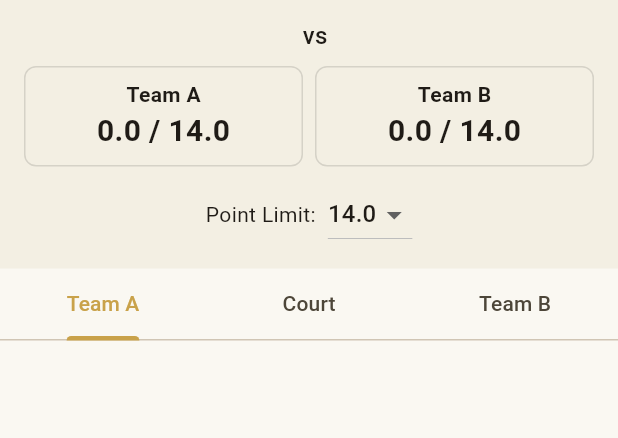
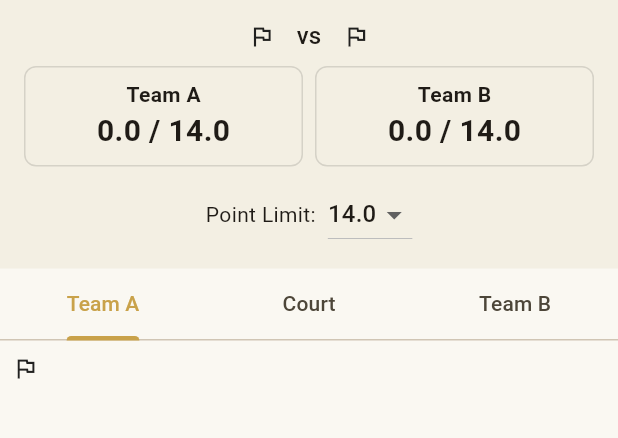
Before and after one commit to gnpazinato/IWBF-Team-Points-Control, a Flutter app: the LineupControlScreen screen opened directly with empty values, on a phone screen of 412 x 824 dp, the part 84-522 px from its top. Run offline on Flutter 3.47's test engine with Material 3 defaults, Android fonts, the phone set to English and light mode, and no system bars; our stand-ins replace file_picker, shared_preferences, vibration, wakelock_plus, web; missing offline and left inert: dart:js_interop, excel; accounts and stored records are empty.

```diff
--- a/lib/screens/lineup_control_screen.dart
+++ b/lib/screens/lineup_control_screen.dart
@@ -10,6 +10,7 @@ import '../services/cache_service.dart';
 import '../services/vibration_service.dart';
 import '../services/wakelock_controller.dart';
 import '../theme/iwbf_theme.dart';
+import '../widgets/country_flag.dart';
 import '../widgets/iwbf_logo_header.dart';
 import '../widgets/player_jersey_icon.dart';
 
@@ -256,10 +257,29 @@ class _Header extends StatelessWidget {
                 padding: const EdgeInsets.only(bottom: 4),
                 child: Text(compName, style: titleStyle),
               ),
-            Text(
-              '${state.teamA.displayName}  vs  ${state.teamB.displayName}',
-              style: titleStyle,
-              textAlign: TextAlign.center,
+            Row(
+              mainAxisAlignment: MainAxisAlignment.center,
+              children: <Widget>[
+                CountryFlag(rawName: state.teamA.teamName, size: 18),
+                const SizedBox(width: 6),
+                Flexible(
+                  child: Text(
+                    state.teamA.displayName,
+                    style: titleStyle,
+                    overflow: TextOverflow.ellipsis,
+                  ),
+                ),
+                Text('  vs  ', style: titleStyle),
+                Flexible(
+                  child: Text(
+                    state.teamB.displayName,
+                    style: titleStyle,
+                    overflow: TextOverflow.ellipsis,
+                  ),
+                ),
+                const SizedBox(width: 6),
+                CountryFlag(rawName: state.teamB.teamName, size: 18),
+              ],
             ),
             const SizedBox(height: 8),
             Row(
@@ -476,9 +496,18 @@ class _TeamPlayerList extends StatelessWidget {
       children: <Widget>[
         Padding(
           padding: const EdgeInsets.only(bottom: 8),
-          child: Text(
-            team.displayName,
-            style: const TextStyle(fontWeight: FontWeight.w700),
+          child: Row(
+            children: <Widget>[
+              CountryFlag(rawName: team.teamName, size: 18),
+              const SizedBox(width: 6),
+              Expanded(
+                child: Text(
+                  team.displayName,
+                  style: const TextStyle(fontWeight: FontWeight.w700),
+                  overflow: TextOverflow.ellipsis,
+                ),
+              ),
+            ],
           ),
         ),
         ...team.players.map(
@@ -725,7 +754,7 @@ class _CourtPlayerChip extends StatelessWidget {
     final Color fg = isTeamA ? IwbfColors.textPrimary : Colors.white;
     final Color border = isTeamA ? IwbfColors.goldDeep : IwbfColors.textPrimary;
     return Container(
-      padding: const EdgeInsets.symmetric(horizontal: 8, vertical: 6),
+      padding: const EdgeInsets.symmetric(horizontal: 6, vertical: 4),
       decoration: BoxDecoration(
         color: bg,
         border: Border.all(color: border, width: 1.2),
@@ -741,17 +770,19 @@ class _CourtPlayerChip extends StatelessWidget {
       child: Column(
         mainAxisSize: MainAxisSize.min,
         children: <Widget>[
+          PlayerJerseyIcon(
+            player: player,
+            isTeamA: isTeamA,
+            size: 36,
+          ),
+          const SizedBox(height: 2),
           Text(
-            '#${player.shirtNumber}',
+            player.surname.toUpperCase(),
             style: TextStyle(
               color: fg,
-              fontWeight: FontWeight.bold,
-              fontSize: 12,
+              fontSize: 10,
+              fontWeight: FontWeight.w600,
             ),
-          ),
-          Text(
-            player.surname.toUpperCase(),
-            style: TextStyle(color: fg, fontSize: 10),
           ),
           Text(
             player.playerClass.toStringAsFixed(1),
--- a/lib/screens/validation_summary_screen.dart
+++ b/lib/screens/validation_summary_screen.dart
@@ -4,6 +4,7 @@ import '../models/team.dart';
 import '../services/cache_service.dart';
 import '../services/spreadsheet_parser_service.dart';
 import '../theme/iwbf_theme.dart';
+import '../widgets/country_flag.dart';
 import '../widgets/iwbf_logo_header.dart';
 import 'match_setup_screen.dart';
 import 'missing_data_screen.dart';
@@ -118,7 +119,7 @@ class ValidationSummaryScreen extends StatelessWidget {
       ),
       ...result.teams.map((Team team) => Card(
             child: ListTile(
-              leading: const Icon(Icons.groups_outlined),
+              leading: CountryFlag(rawName: team.teamName, size: 24),
               title: Text(team.displayName),
               subtitle:
                   Text('${team.players.length} player(s) imported'),
--- a/lib/services/country_resolver_service.dart
+++ b/lib/services/country_resolver_service.dart
@@ -5,8 +5,9 @@
 /// possivel. Este servico nao bloqueia nomes desconhecidos: ele apenas
 /// indica se um nome foi reconhecido e devolve o nome canonico.
 ///
-/// Bandeiras locais sao adicionadas na Fase 4; por enquanto o servico
-/// expoe um placeholder `flagAssetPathFor` para uso futuro.
+/// Bandeiras: usamos o emoji nacional Unicode (par de Regional Indicator
+/// Symbols) derivado do ISO 3166-1 alpha-2 do pais. Para paises desconhecidos
+/// retornamos `null` e o widget cai num icone generico.
 class CountryResolverService {
   CountryResolverService({Map<String, String>? aliasOverrides})
       : _normalizedAliases = _buildNormalizedAliases(aliasOverrides);
@@ -155,8 +156,59 @@ class CountryResolverService {
     return rawName.trim();
   }
 
-  /// Placeholder para a Fase 4: hoje retorna `null` para todo nome.
-  /// Quando bandeiras locais forem adicionadas, este metodo passa a
-  /// devolver `assets/flags/<arquivo>.png` para nomes conhecidos.
-  String? flagAssetPathFor(String rawName) => null;
+  /// Codigo ISO 3166-1 alpha-2 (`BR`, `AR`, `US`...) para o nome canonico.
+  /// Retorna `null` quando o pais nao for reconhecido.
+  String? countryCodeFor(String rawName) {
+    final String? canonical = resolveCanonical(rawName);
+    if (canonical == null) return null;
+    return _countryCodes[canonical];
+  }
+
+  /// Bandeira Unicode (par de Regional Indicator Symbols) para o pais.
+  /// Retorna `null` quando o pais nao for reconhecido.
+  String? flagEmojiFor(String rawName) {
+    final String? code = countryCodeFor(rawName);
+    if (code == null || code.length != 2) return null;
+    return countryFlagEmoji(code);
+  }
+
+  /// Mapa canonico -> ISO 3166-1 alpha-2.
+  static const Map<String, String> _countryCodes = <String, String>{
+    'Argentina': 'AR',
+    'Australia': 'AU',
+    'Brazil': 'BR',
+    'Canada': 'CA',
+    'China': 'CN',
+    'Colombia': 'CO',
+    'France': 'FR',
+    'Germany': 'DE',
+    'Great Britain': 'GB',
+    'Iran': 'IR',
+    'Italy': 'IT',
+    'Japan': 'JP',
+    'Mexico': 'MX',
+    'Netherlands': 'NL',
+    'Paraguay': 'PY',
+    'Peru': 'PE',
+    'South Korea': 'KR',
+    'Spain': 'ES',
+    'Turkey': 'TR',
+    'United States of America': 'US',
+    'Uruguay': 'UY',
+    'Venezuela': 'VE',
+  };
 }
+
+/// Converte um codigo alpha-2 (`BR`) no par de Regional Indicator Symbols
+/// que renderiza a bandeira (`🇧🇷`). A maioria das plataformas Web/Android
+/// usa a fonte do sistema para renderizar; em Web e tablet/celular Android
+/// modernos o suporte e confiavel.
+String countryFlagEmoji(String alpha2) {
+  if (alpha2.length != 2) return '';
+  final String code = alpha2.toUpperCase();
+  const int base = 0x1F1E6; // Regional Indicator Symbol Letter A
+  const int aChar = 0x41; // 'A'
+  final int first = base + (code.codeUnitAt(0) - aChar);
+  final int second = base + (code.codeUnitAt(1) - aChar);
+  return String.fromCharCodes(<int>[first, second]);
+}
--- /dev/null
+++ b/lib/widgets/country_flag.dart
@@ -0,0 +1,37 @@
+import 'package:flutter/material.dart';
+
+import '../services/country_resolver_service.dart';
+
+/// Bandeira do pais ao lado do nome da equipe.
+///
+/// Usa o emoji nacional Unicode quando o `CountryResolverService` reconhece
+/// o nome bruto; cai num icone neutro quando o pais nao e mapeado.
+class CountryFlag extends StatelessWidget {
+  CountryFlag({
+    super.key,
+    required this.rawName,
+    this.size = 18,
+    CountryResolverService? resolver,
+  }) : _resolver = resolver ?? CountryResolverService();
+
+  final String rawName;
+  final double size;
+  final CountryResolverService _resolver;
+
+  @override
+  Widget build(BuildContext context) {
+    final String? emoji = _resolver.flagEmojiFor(rawName);
+    if (emoji != null) {
+      return Text(
+        emoji,
+        style: TextStyle(fontSize: size),
+        semanticsLabel: 'Flag of $rawName',
+      );
+    }
+    return Icon(
+      Icons.flag_outlined,
+      size: size,
+      semanticLabel: 'Flag placeholder',
+    );
+  }
+}
```
Also changed, not shown: lib/screens/match_setup_screen.dart (+13 -1 lines), lib/services/template_generator_service.dart (+23 -4 lines), lib/widgets/player_jersey_icon.dart (+15 -14 lines), 4 other files.
